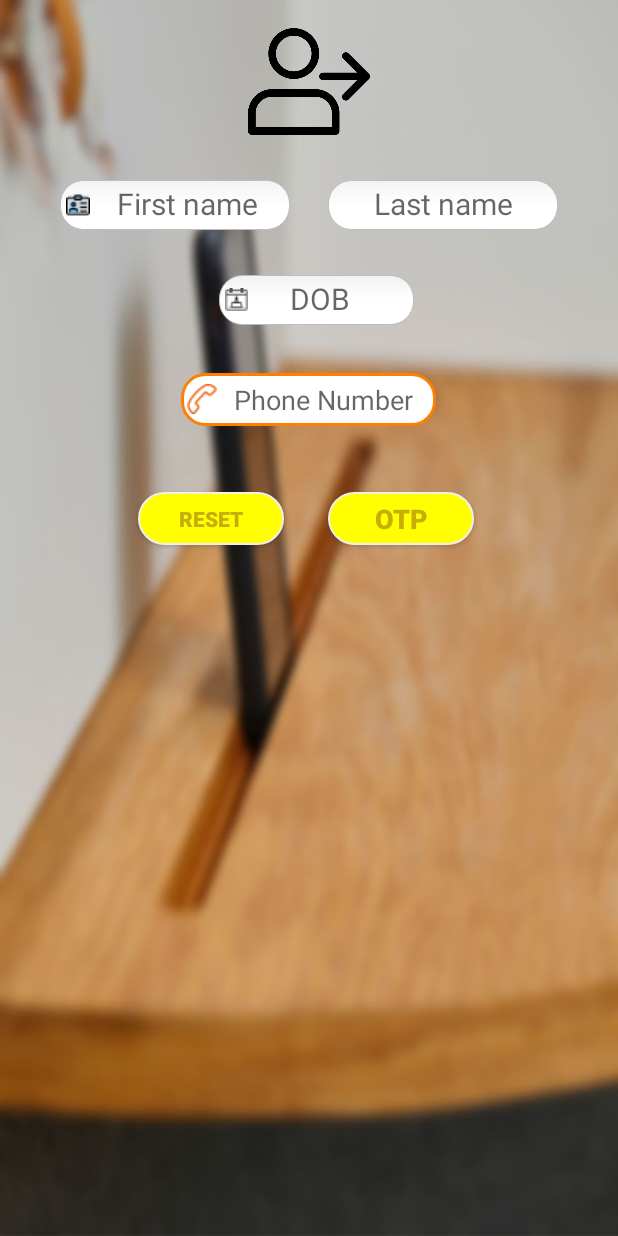
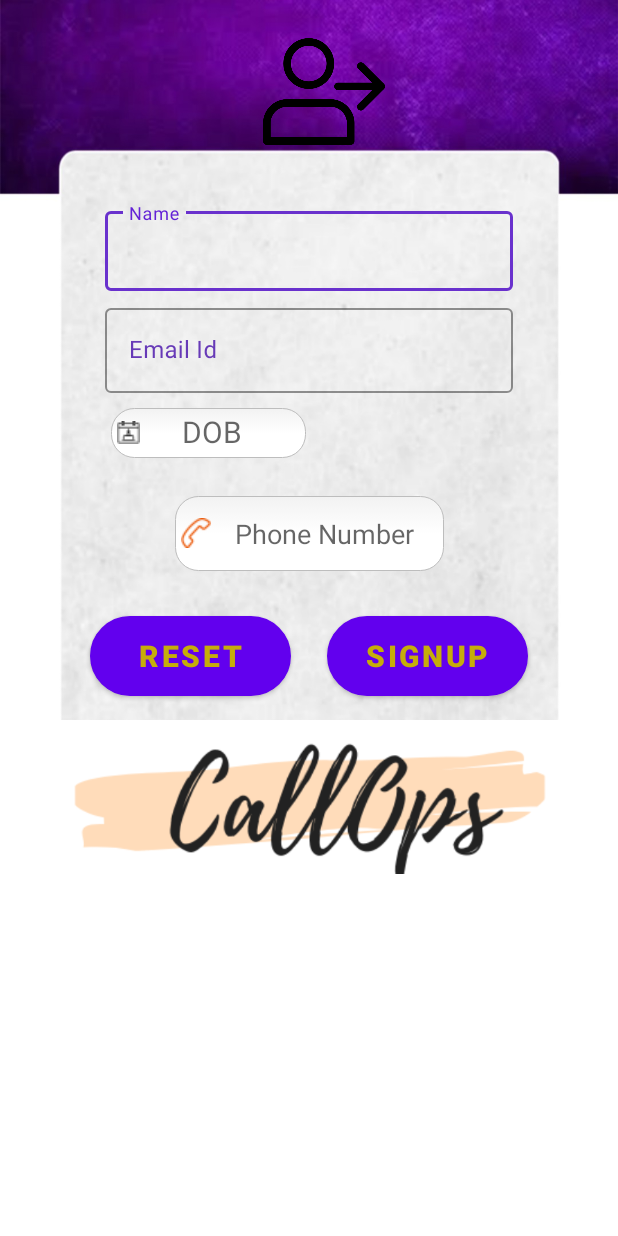
Before and after one commit to raghavambashta/FraudsterDetector, an Android app: the screen it shows after launch (SignUp), on a phone screen of 412 x 824 dp. Run offline under Robolectric (Android 15) with nearby library versions, the phone set to English and light mode, and no system bars.

Commit message:
updated UI

```diff
--- a/app/src/main/java/com/example/fraudsterdetector/SignUp.java
+++ b/app/src/main/java/com/example/fraudsterdetector/SignUp.java
@@ -14,6 +14,7 @@ import android.widget.Button;
 import android.widget.CalendarView;
 import android.widget.DatePicker;
 import android.widget.EditText;
+import android.widget.ImageView;
 
 import java.text.SimpleDateFormat;
 import java.util.Calendar;
@@ -22,10 +23,11 @@ import java.util.Locale;
 public class SignUp extends AppCompatActivity {
     EditText editTextPhone;
     Button getOtp;
-    EditText firstName;
-    EditText lastName;
     EditText dob;
     Calendar myCalendar;
+    ImageView loginIcon;
+    EditText name;
+    EditText emailId;
 
     private void updateLabel() {
         String myFormat = "dd/MM/yy";
@@ -35,24 +37,23 @@ public class SignUp extends AppCompatActivity {
     }
 
     public void resetItems(View view) {
-        firstName.setText(null);
-        lastName.setText(null);
         dob.setText(null);
         editTextPhone.setText(null);
+        name.setText(null);
     }
 
     public void generateOtp(View view) {
         if (editTextPhone.getText().toString().length() < 10) {
             editTextPhone.setError("Phone number is Invalid");
         }
-        if (firstName.getText().toString().length() == 0) {
-            firstName.setError("Please enter your first name");
-        }
-        if (lastName.getText().toString().length() == 0) {
-            lastName.setError("Please enter your last name");
-        }
         if (dob.getText().toString().length() == 0) {
             dob.setError("Select your date of birth");
+        }
+        if (name.getText().toString().length() == 0) {
+            name.setError("Enter your Name");
+        }
+        if (emailId.getText().toString().length() == 0) {
+            emailId.setError("Enter your Email Id");
         }
         InputMethodManager inputManager = (InputMethodManager) getSystemService(Context.INPUT_METHOD_SERVICE);
         inputManager.hideSoftInputFromWindow(getCurrentFocus().getWindowToken(), InputMethodManager.HIDE_NOT_ALWAYS);
@@ -63,9 +64,13 @@ public class SignUp extends AppCompatActivity {
         setContentView(R.layout.activity_sign_up);
         getOtp = (Button) findViewById(R.id.getOtp);
         editTextPhone = (EditText) findViewById(R.id.editTextPhone);
-        firstName = (EditText) findViewById(R.id.firstName);
-        lastName = (EditText) findViewById(R.id.lastName);
         dob = (EditText) findViewById(R.id.dob);
+        loginIcon = (ImageView) findViewById(R.id.loginIcon);
+        name = (EditText) findViewById(R.id.nameEditText);
+        emailId = (EditText) findViewById(R.id.emailEditText);
+
+        loginIcon.setY(-350);
+        loginIcon.animate().translationYBy(320).setDuration(2000);//animating login icon
 
         dob.setInputType(InputType.TYPE_NULL);//disabling keyboard popup for dob EditText
         dob.setTextIsSelectable(true);
--- a/app/src/main/res/layout/activity_sign_up.xml
+++ b/app/src/main/res/layout/activity_sign_up.xml
@@ -4,15 +4,72 @@
     xmlns:tools="http://schemas.android.com/tools"
     android:layout_width="match_parent"
     android:layout_height="match_parent"
-    android:background="@drawable/bg"
+    android:background="@drawable/background"
     tools:context=".SignUp">
+
+    <com.google.android.material.textfield.TextInputLayout
+        android:id="@+id/fullName"
+        style="@style/Widget.MaterialComponents.TextInputLayout.OutlinedBox"
+        android:layout_width="match_parent"
+        android:layout_height="0dp"
+        android:layout_marginStart="70dp"
+        android:layout_marginTop="135dp"
+        android:layout_marginEnd="70dp"
+        android:layout_marginBottom="6dp"
+        android:textColorHint="#673AB7"
+        app:boxStrokeColor="#6931CD"
+        app:helperTextTextColor="#673AB7"
+        app:hintTextColor="#6322D6"
+        app:layout_constraintBottom_toTopOf="@+id/email"
+        app:layout_constraintEnd_toEndOf="parent"
+        app:layout_constraintStart_toStartOf="parent"
+        app:layout_constraintTop_toTopOf="parent"
+        app:placeholderTextColor="#673AB7"
+        app:prefixTextColor="#673AB7"
+        app:suffixTextColor="#673AB7">
+
+        <com.google.android.material.textfield.TextInputEditText
+            android:id="@+id/nameEditText"
+            android:layout_width="match_parent"
+            android:layout_height="wrap_content"
+            android:hint="Name" />
+
+    </com.google.android.material.textfield.TextInputLayout>
+
+    <com.google.android.material.textfield.TextInputLayout
+        android:id="@+id/email"
+        style="@style/Widget.MaterialComponents.TextInputLayout.OutlinedBox"
+        android:layout_width="match_parent"
+        android:layout_height="wrap_content"
+        android:layout_marginStart="70dp"
+        android:layout_marginTop="200dp"
+        android:layout_marginEnd="70dp"
+        android:textColorHint="#673AB7"
+        app:boxStrokeColor="#6931CD"
+        app:helperTextTextColor="#673AB7"
+        app:hintTextColor="#6322D6"
+        app:layout_constraintEnd_toEndOf="parent"
+        app:layout_constraintStart_toStartOf="parent"
+        app:layout_constraintTop_toTopOf="parent"
+        app:placeholderTextColor="#673AB7"
+        app:prefixTextColor="#673AB7"
+        app:suffixTextColor="#673AB7">
+
+        <com.google.android.material.textfield.TextInputEditText
+            android:id="@+id/emailEditText"
+            android:layout_width="match_parent"
+            android:layout_height="wrap_content"
+            android:hint="Email Id" />
+
+    </com.google.android.material.textfield.TextInputLayout>
+
 
     <EditText
         android:id="@+id/editTextPhone"
-        android:layout_width="170dp"
-        android:layout_height="35dp"
+        android:layout_width="179dp"
+        android:layout_height="50dp"
         android:layout_marginStart="110dp"
-        android:layout_marginTop="32dp"
+        android:layout_marginTop="25dp"
         android:layout_marginEnd="110dp"
         android:background="@drawable/capsule_edit_text"
         android:digits="0123456789"
@@ -23,77 +80,46 @@
         android:inputType="phone"
         android:maxLength="10"
         app:layout_constraintEnd_toEndOf="parent"
-        app:layout_constraintHorizontal_bias="0.482"
         app:layout_constraintStart_toStartOf="parent"
         app:layout_constraintTop_toBottomOf="@+id/dob" />
 
     <Button
         android:id="@+id/getOtp"
-        android:layout_width="97dp"
-        android:layout_height="35dp"
-        android:layout_marginTop="44dp"
-        android:layout_marginEnd="96dp"
+        android:layout_width="134dp"
+        android:layout_height="53dp"
+        android:layout_marginTop="30dp"
+        android:layout_marginEnd="60dp"
         android:background="@drawable/capsule_bg"
         android:onClick="generateOtp"
-        android:text="OTP"
+        android:text="signup"
         android:textColor="#C6AD0A"
-        android:textSize="18sp"
+        android:textSize="20sp"
         android:textStyle="bold"
         app:layout_constraintEnd_toEndOf="parent"
         app:layout_constraintTop_toBottomOf="@+id/editTextPhone" />
 
     <Button
         android:id="@+id/reset"
-        android:layout_width="97dp"
-        android:layout_height="35dp"
-        android:layout_marginStart="92dp"
-        android:layout_marginTop="44dp"
+        android:layout_width="134dp"
+        android:layout_height="53dp"
+        android:layout_marginStart="60dp"
+        android:layout_marginTop="30dp"
         android:background="@drawable/capsule_bg"
         android:onClick="resetItems"
         android:text="Reset"
         android:textColor="#C6AD0A"
-        android:textSize="14sp"
+        android:textSize="20sp"
         android:textStyle="bold"
         app:layout_constraintStart_toStartOf="parent"
         app:layout_constraintTop_toBottomOf="@+id/editTextPhone" />
 
-    <EditText
-        android:id="@+id/firstName"
-        android:layout_width="153dp"
-        android:layout_height="33dp"
-        android:layout_marginStart="40dp"
-        android:layout_marginTop="120dp"
-        android:background="@drawable/capsule_edit_text"
-        android:drawableStart="@drawable/name"
-        android:ems="10"
-        android:gravity="center"
-        android:hint="First name"
-        android:inputType="textCapSentences"
-        android:textSize="20sp"
-        app:layout_constraintStart_toStartOf="parent"
-        app:layout_constraintTop_toTopOf="parent" />
-
-    <EditText
-        android:id="@+id/lastName"
-        android:layout_width="153dp"
-        android:layout_height="33dp"
-        android:layout_marginTop="120dp"
-        android:layout_marginEnd="40dp"
-        android:background="@drawable/capsule_edit_text"
-        android:ems="10"
-        android:gravity="center"
-        android:hint="Last name"
-        android:inputType="textCapSentences"
-        android:textSize="20sp"
-        app:layout_constraintEnd_toEndOf="parent"
-        app:layout_constraintTop_toTopOf="parent" />
 
     <EditText
         android:id="@+id/dob"
         android:layout_width="130dp"
         android:layout_height="33dp"
-        android:layout_marginTop="30dp"
-        android:layout_marginEnd="136dp"
+        android:layout_marginTop="10dp"
+        android:layout_marginEnd="208dp"
         android:background="@drawable/capsule_edit_text"
         android:clickable="true"
         android:digits=""
@@ -103,19 +129,29 @@
         android:inputType="textPersonName"
         android:textSize="20sp"
         app:layout_constraintEnd_toEndOf="parent"
-        app:layout_constraintTop_toBottomOf="@+id/firstName" />
+        app:layout_constraintTop_toBottomOf="@+id/email" />
 
     <ImageView
         android:id="@+id/loginIcon"
         android:layout_width="81dp"
         android:layout_height="98dp"
-        android:layout_marginStart="165dp"
-        android:layout_marginTop="5dp"
-        android:layout_marginEnd="165dp"
-        app:layout_constraintEnd_toEndOf="parent"
+        android:layout_marginStart="175dp"
+        android:layout_marginTop="32dp"
         app:layout_constraintStart_toStartOf="parent"
         app:layout_constraintTop_toTopOf="parent"
         app:srcCompat="@drawable/login_icn" />
 
+    <ImageView
+        android:id="@+id/name"
+        android:layout_width="368dp"
+        android:layout_height="128dp"
+        android:layout_marginStart="21dp"
+        android:layout_marginTop="3dp"
+        android:layout_marginEnd="22dp"
+        app:layout_constraintEnd_toEndOf="parent"
+        app:layout_constraintStart_toStartOf="parent"
+        app:layout_constraintTop_toBottomOf="@+id/getOtp"
+        app:srcCompat="@drawable/appname" />
+
 
 </androidx.constraintlayout.widget.ConstraintLayout>
--- a/app/src/main/res/values/styles.xml
+++ b/app/src/main/res/values/styles.xml
@@ -1,6 +1,6 @@
 <resources>
     <!-- Base application theme. -->
-    <style name="AppTheme" parent="Theme.AppCompat.Light.NoActionBar">
+    <style name="AppTheme" parent="Theme.MaterialComponents.Light.NoActionBar">
         <!-- Customize your theme here. -->
         <item name="colorPrimary">@color/colorPrimary</item>
         <item name="colorPrimaryDark">@color/colorPrimaryDark</item>
```
Also changed, not shown: app/src/main/res/drawable/appname.png (added), app/src/main/res/drawable/background.jpeg (added), app/src/main/res/drawable/bg_im.png (deleted), app/src/main/res/drawable/whitetheme.jpg (added).
